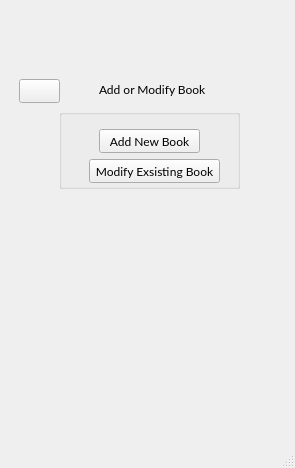
bern023/Library-system, file Library-system-2/mainwindow.ui: the form before one commit.
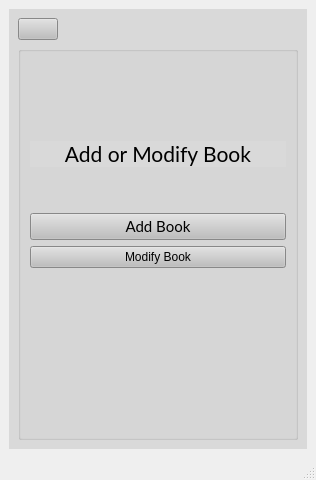
The form after the commit. The open tabs and pages were chosen to show the change. Icons and pictures are not drawn.

What changed in the file:
```diff
--- a/Library-system-2/mainwindow.ui
+++ b/Library-system-2/mainwindow.ui
@@ -6,8 +6,8 @@
    <rect>
     <x>0</x>
     <y>0</y>
-    <width>295</width>
-    <height>468</height>
+    <width>316</width>
+    <height>480</height>
    </rect>
   </property>
   <property name="font">
@@ -22,6 +22,19 @@
    <layout class="QHBoxLayout" name="horizontalLayout_3">
     <item>
      <widget class="QStackedWidget" name="stackedWidget">
+      <property name="font">
+       <font>
+        <family>Lato</family>
+        <pointsize>11</pointsize>
+        <italic>false</italic>
+        <bold>false</bold>
+       </font>
+      </property>
+      <property name="styleSheet">
+       <string notr="true">font: 11pt &quot;Lato&quot;;
+color: rgb(0, 0, 0);
+background-color: rgb(217, 217, 217);</string>
+      </property>
       <property name="currentIndex">
        <number>3</number>
       </property>
@@ -441,74 +454,649 @@
        </layout>
       </widget>
       <widget class="QWidget" name="page_4">
-       <widget class="QGroupBox" name="groupBox_4">
-        <property name="geometry">
-         <rect>
-          <x>50</x>
-          <y>100</y>
-          <width>181</width>
-          <height>80</height>
-         </rect>
-        </property>
-        <property name="title">
-         <string/>
-        </property>
-        <widget class="QPushButton" name="pushButton_6">
-         <property name="geometry">
-          <rect>
-           <x>40</x>
-           <y>20</y>
-           <width>101</width>
-           <height>24</height>
-          </rect>
-         </property>
-         <property name="text">
-          <string>Add New Book</string>
-         </property>
-        </widget>
-        <widget class="QPushButton" name="pushButton_7">
-         <property name="geometry">
-          <rect>
-           <x>30</x>
-           <y>50</y>
-           <width>131</width>
-           <height>24</height>
-          </rect>
-         </property>
-         <property name="text">
-          <string>Modify Exsisting Book</string>
-         </property>
-        </widget>
-       </widget>
-       <widget class="QLabel" name="label_9">
-        <property name="geometry">
-         <rect>
-          <x>90</x>
-          <y>60</y>
-          <width>111</width>
-          <height>41</height>
-         </rect>
-        </property>
-        <property name="text">
-         <string>Add or Modify Book</string>
-        </property>
-       </widget>
-       <widget class="QPushButton" name="pushButton_bckadminMan">
-        <property name="geometry">
-         <rect>
-          <x>10</x>
-          <y>70</y>
-          <width>41</width>
-          <height>24</height>
-         </rect>
-        </property>
-        <property name="styleSheet">
-         <string notr="true">image: url(:/new/icons/icons/10261335_back_player_multimedia_icon.png);</string>
-        </property>
-        <property name="text">
-         <string/>
-        </property>
-       </widget>
+       <layout class="QVBoxLayout" name="verticalLayout_11">
+        <item>
+         <layout class="QHBoxLayout" name="horizontalLayout_4">
+          <item>
+           <widget class="QPushButton" name="pushButton_bckadminMan">
+            <property name="styleSheet">
+             <string notr="true">image: url(:/new/icons/icons/10261335_back_player_multimedia_icon.png);
+background-color: rgb(190, 190, 190);</string>
+            </property>
+            <property name="text">
+             <string/>
+            </property>
+           </widget>
+          </item>
+          <item>
+           <spacer name="horizontalSpacer_4">
+            <property name="orientation">
+             <enum>Qt::Horizontal</enum>
+            </property>
+            <property name="sizeHint" stdset="0">
+             <size>
+              <width>40</width>
+              <height>20</height>
+             </size>
+            </property>
+           </spacer>
+          </item>
+          <item>
+           <spacer name="horizontalSpacer_3">
+            <property name="orientation">
+             <enum>Qt::Horizontal</enum>
+            </property>
+            <property name="sizeHint" stdset="0">
+             <size>
+              <width>40</width>
+              <height>20</height>
+             </size>
+            </property>
+           </spacer>
+          </item>
+         </layout>
+        </item>
+        <item>
+         <widget class="QGroupBox" name="groupBox_4">
+          <property name="styleSheet">
+           <string notr="true">background-color: rgb(217, 217, 217);</string>
+          </property>
+          <property name="title">
+           <string/>
+          </property>
+          <property name="alignment">
+           <set>Qt::AlignCenter</set>
+          </property>
+          <layout class="QVBoxLayout" name="verticalLayout_10">
+           <item>
+            <spacer name="verticalSpacer_18">
+             <property name="orientation">
+              <enum>Qt::Vertical</enum>
+             </property>
+             <property name="sizeHint" stdset="0">
+              <size>
+               <width>20</width>
+               <height>40</height>
+              </size>
+             </property>
+            </spacer>
+           </item>
+           <item>
+            <widget class="QLabel" name="label_9">
+             <property name="font">
+              <font>
+               <family>Lato</family>
+               <pointsize>16</pointsize>
+               <italic>false</italic>
+               <bold>false</bold>
+              </font>
+             </property>
+             <property name="styleSheet">
+              <string notr="true">color: rgb(0, 0, 0);
+font: 16pt &quot;Lato&quot;;</string>
+             </property>
+             <property name="text">
+              <string>Add or Modify Book</string>
+             </property>
+             <property name="alignment">
+              <set>Qt::AlignCenter</set>
+             </property>
+            </widget>
+           </item>
+           <item>
+            <spacer name="verticalSpacer_14">
+             <property name="orientation">
+              <enum>Qt::Vertical</enum>
+             </property>
+             <property name="sizeType">
+              <enum>QSizePolicy::Minimum</enum>
+             </property>
+             <property name="sizeHint" stdset="0">
+              <size>
+               <width>20</width>
+               <height>40</height>
+              </size>
+             </property>
+            </spacer>
+           </item>
+           <item>
+            <widget class="QPushButton" name="pushbutton_admin_a_book">
+             <property name="palette">
+              <palette>
+               <active>
+                <colorrole role="WindowText">
+                 <brush brushstyle="SolidPattern">
+                  <color alpha="255">
+                   <red>0</red>
+                   <green>0</green>
+                   <blue>0</blue>
+                  </color>
+                 </brush>
+                </colorrole>
+                <colorrole role="Button">
+                 <brush brushstyle="SolidPattern">
+                  <color alpha="255">
+                   <red>190</red>
+                   <green>190</green>
+                   <blue>190</blue>
+                  </color>
+                 </brush>
+                </colorrole>
+                <colorrole role="Text">
+                 <brush brushstyle="SolidPattern">
+                  <color alpha="255">
+                   <red>0</red>
+                   <green>0</green>
+                   <blue>0</blue>
+                  </color>
+                 </brush>
+                </colorrole>
+                <colorrole role="ButtonText">
+                 <brush brushstyle="SolidPattern">
+                  <color alpha="255">
+                   <red>0</red>
+                   <green>0</green>
+                   <blue>0</blue>
+                  </color>
+                 </brush>
+                </colorrole>
+                <colorrole role="Base">
+                 <brush brushstyle="SolidPattern">
+                  <color alpha="255">
+                   <red>190</red>
+                   <green>190</green>
+                   <blue>190</blue>
+                  </color>
+                 </brush>
+                </colorrole>
+                <colorrole role="Window">
+                 <brush brushstyle="SolidPattern">
+                  <color alpha="255">
+                   <red>190</red>
+                   <green>190</green>
+                   <blue>190</blue>
+                  </color>
+                 </brush>
+                </colorrole>
+                <colorrole role="PlaceholderText">
+                 <brush brushstyle="SolidPattern">
+                  <color alpha="128">
+                   <red>0</red>
+                   <green>0</green>
+                   <blue>0</blue>
+                  </color>
+                 </brush>
+                </colorrole>
+               </active>
+               <inactive>
+                <colorrole role="WindowText">
+                 <brush brushstyle="SolidPattern">
+                  <color alpha="255">
+                   <red>0</red>
+                   <green>0</green>
+                   <blue>0</blue>
+                  </color>
+                 </brush>
+                </colorrole>
+                <colorrole role="Button">
+                 <brush brushstyle="SolidPattern">
+                  <color alpha="255">
+                   <red>190</red>
+                   <green>190</green>
+                   <blue>190</blue>
+                  </color>
+                 </brush>
+                </colorrole>
+                <colorrole role="Text">
+                 <brush brushstyle="SolidPattern">
+                  <color alpha="255">
+                   <red>0</red>
+                   <green>0</green>
+                   <blue>0</blue>
+                  </color>
+                 </brush>
+                </colorrole>
+                <colorrole role="ButtonText">
+                 <brush brushstyle="SolidPattern">
+                  <color alpha="255">
+                   <red>0</red>
+                   <green>0</green>
+                   <blue>0</blue>
+                  </color>
+                 </brush>
+                </colorrole>
+                <colorrole role="Base">
+                 <brush brushstyle="SolidPattern">
+                  <color alpha="255">
+                   <red>190</red>
+                   <green>190</green>
+                   <blue>190</blue>
+                  </color>
+                 </brush>
+                </colorrole>
+                <colorrole role="Window">
+                 <brush brushstyle="SolidPattern">
+                  <color alpha="255">
+                   <red>190</red>
+                   <green>190</green>
+                   <blue>190</blue>
+                  </color>
+                 </brush>
+                </colorrole>
+                <colorrole role="PlaceholderText">
+                 <brush brushstyle="SolidPattern">
+                  <color alpha="128">
+                   <red>0</red>
+                   <green>0</green>
+                   <blue>0</blue>
+                  </color>
+                 </brush>
+                </colorrole>
+               </inactive>
+               <disabled>
+                <colorrole role="WindowText">
+                 <brush brushstyle="SolidPattern">
+                  <color alpha="255">
+                   <red>0</red>
+                   <green>0</green>
+                   <blue>0</blue>
+                  </color>
+                 </brush>
+                </colorrole>
+                <colorrole role="Button">
+                 <brush brushstyle="SolidPattern">
+                  <color alpha="255">
+                   <red>190</red>
+                   <green>190</green>
+                   <blue>190</blue>
+                  </color>
+                 </brush>
+                </colorrole>
+                <colorrole role="Text">
+                 <brush brushstyle="SolidPattern">
+                  <color alpha="255">
+                   <red>0</red>
+                   <green>0</green>
+                   <blue>0</blue>
+                  </color>
+                 </brush>
+                </colorrole>
+                <colorrole role="ButtonText">
+                 <brush brushstyle="SolidPattern">
+                  <color alpha="255">
+                   <red>0</red>
+                   <green>0</green>
+                   <blue>0</blue>
+                  </color>
+                 </brush>
+                </colorrole>
+                <colorrole role="Base">
+                 <brush brushstyle="SolidPattern">
+                  <color alpha="255">
+                   <red>190</red>
+                   <green>190</green>
+                   <blue>190</blue>
+                  </color>
+                 </brush>
+                </colorrole>
+                <colorrole role="Window">
+                 <brush brushstyle="SolidPattern">
+                  <color alpha="255">
+                   <red>190</red>
+                   <green>190</green>
+                   <blue>190</blue>
+                  </color>
+                 </brush>
+                </colorrole>
+                <colorrole role="PlaceholderText">
+                 <brush brushstyle="SolidPattern">
+                  <color alpha="128">
+                   <red>0</red>
+                   <green>0</green>
+                   <blue>0</blue>
+                  </color>
+                 </brush>
+                </colorrole>
+               </disabled>
+              </palette>
+             </property>
+             <property name="font">
+              <font>
+               <family>Lato</family>
+               <pointsize>11</pointsize>
+               <italic>false</italic>
+               <bold>false</bold>
+              </font>
+             </property>
+             <property name="styleSheet">
+              <string notr="true">background-color: rgb(190, 190, 190);
+color: rgb(0, 0, 0);</string>
+             </property>
+             <property name="text">
+              <string>Add Book</string>
+             </property>
+            </widget>
+           </item>
+           <item>
+            <widget class="QPushButton" name="pushbutton_admin_m_book">
+             <property name="styleSheet">
+              <string notr="true">background-color: rgb(190, 190, 190);
+color: rgb(0, 0, 0);</string>
+             </property>
+             <property name="text">
+              <string>Modify Book</string>
+             </property>
+            </widget>
+           </item>
+           <item>
+            <spacer name="verticalSpacer_13">
+             <property name="orientation">
+              <enum>Qt::Vertical</enum>
+             </property>
+             <property name="sizeHint" stdset="0">
+              <size>
+               <width>20</width>
+               <height>40</height>
+              </size>
+             </property>
+            </spacer>
+           </item>
+           <item>
+            <spacer name="verticalSpacer_16">
+             <property name="orientation">
+              <enum>Qt::Vertical</enum>
+             </property>
+             <property name="sizeHint" stdset="0">
+              <size>
+               <width>20</width>
+               <height>40</height>
+              </size>
+             </property>
+            </spacer>
+           </item>
+          </layout>
+         </widget>
+        </item>
+       </layout>
+      </widget>
+      <widget class="QWidget" name="page_5">
+       <layout class="QVBoxLayout" name="verticalLayout_13">
+        <item>
+         <layout class="QHBoxLayout" name="horizontalLayout_5">
+          <item>
+           <widget class="QPushButton" name="pushButton_3">
+            <property name="styleSheet">
+             <string notr="true">image: url(:/new/icons/icons/10261335_back_player_multimedia_icon.png);
+background-color: rgb(190, 190, 190);</string>
+            </property>
+            <property name="text">
+             <string/>
+            </property>
+           </widget>
+          </item>
+          <item>
+           <spacer name="horizontalSpacer_5">
+            <property name="orientation">
+             <enum>Qt::Horizontal</enum>
+            </property>
+            <property name="sizeHint" stdset="0">
+             <size>
+              <width>40</width>
+              <height>20</height>
+             </size>
+            </property>
+           </spacer>
+          </item>
+         </layout>
+        </item>
+        <item>
+         <widget class="QGroupBox" name="groupBox_5">
+          <property name="title">
+           <string/>
+          </property>
+          <property name="alignment">
+           <set>Qt::AlignCenter</set>
+          </property>
+          <layout class="QVBoxLayout" name="verticalLayout_12">
+           <item>
+            <spacer name="verticalSpacer_20">
+             <property name="orientation">
+              <enum>Qt::Vertical</enum>
+             </property>
+             <property name="sizeType">
+              <enum>QSizePolicy::Minimum</enum>
+             </property>
+             <property name="sizeHint" stdset="0">
+              <size>
+               <width>20</width>
+               <height>40</height>
+              </size>
+             </property>
+            </spacer>
+           </item>
+           <item>
+            <widget class="QLabel" name="label_10">
+             <property name="styleSheet">
+              <string notr="true">font: 16pt &quot;Lato&quot;;</string>
+             </property>
+             <property name="text">
+              <string>Add or Modify User</string>
+             </property>
+             <property name="alignment">
+              <set>Qt::AlignCenter</set>
+             </property>
+            </widget>
+           </item>
+           <item>
+            <spacer name="verticalSpacer_17">
+             <property name="orientation">
+              <enum>Qt::Vertical</enum>
+             </property>
+             <property name="sizeType">
+              <enum>QSizePolicy::Minimum</enum>
+             </property>
+             <property name="sizeHint" stdset="0">
+              <size>
+               <width>20</width>
+               <height>40</height>
+              </size>
+             </property>
+            </spacer>
+           </item>
+           <item>
+            <widget class="QPushButton" name="pushButton_new_user">
+             <property name="styleSheet">
+              <string notr="true">background-color: rgb(190, 190, 190);</string>
+             </property>
+             <property name="text">
+              <string>Add New User</string>
+             </property>
+            </widget>
+           </item>
+           <item>
+            <widget class="QPushButton" name="pushButton_modify_user">
+             <property name="styleSheet">
+              <string notr="true">background-color: rgb(190, 190, 190);</string>
+             </property>
+             <property name="text">
+              <string>Modify Exsisting User</string>
+             </property>
+            </widget>
+           </item>
+           <item>
+            <spacer name="verticalSpacer_21">
+             <property name="orientation">
+              <enum>Qt::Vertical</enum>
+             </property>
+             <property name="sizeHint" stdset="0">
+              <size>
+               <width>20</width>
+               <height>40</height>
+              </size>
+             </property>
+            </spacer>
+           </item>
+           <item>
+            <spacer name="verticalSpacer_19">
+             <property name="orientation">
+              <enum>Qt::Vertical</enum>
+             </property>
+             <property name="sizeType">
+              <enum>QSizePolicy::Maximum</enum>
+             </property>
+             <property name="sizeHint" stdset="0">
+              <size>
+               <width>20</width>
+               <height>76</height>
+              </size>
+             </property>
+            </spacer>
+           </item>
+          </layout>
+         </widget>
+        </item>
+       </layout>
+      </widget>
+      <widget class="QWidget" name="page_6">
+       <layout class="QVBoxLayout" name="verticalLayout_15">
+        <item>
+         <layout class="QHBoxLayout" name="horizontalLayout_6">
+          <item>
+           <widget class="QPushButton" name="pushButton">
+            <property name="styleSheet">
+             <string notr="true">image: url(:/new/icons/icons/10261335_back_player_multimedia_icon.png);
+background-color: rgb(190, 190, 190);</string>
+            </property>
+            <property name="text">
+             <string/>
+            </property>
+           </widget>
+          </item>
+          <item>
+           <spacer name="horizontalSpacer_6">
+            <property name="orientation">
+             <enum>Qt::Horizontal</enum>
+            </property>
+            <property name="sizeHint" stdset="0">
+             <size>
+              <width>40</width>
+              <height>20</height>
+             </size>
+            </property>
+           </spacer>
+          </item>
+         </layout>
+        </item>
+        <item>
+         <widget class="QGroupBox" name="groupBox_6">
+          <property name="title">
+           <string/>
+          </property>
+          <layout class="QVBoxLayout" name="verticalLayout_14">
+           <item>
+            <spacer name="verticalSpacer_24">
+             <property name="orientation">
+              <enum>Qt::Vertical</enum>
+             </property>
+             <property name="sizeHint" stdset="0">
+              <size>
+               <width>20</width>
+               <height>40</height>
+              </size>
+             </property>
+            </spacer>
+           </item>
+           <item>
+            <widget class="QLabel" name="label_11">
+             <property name="styleSheet">
+              <string notr="true">font: 16pt &quot;Lato&quot;;</string>
+             </property>
+             <property name="text">
+              <string>Add New User</string>
+             </property>
+             <property name="alignment">
+              <set>Qt::AlignCenter</set>
+             </property>
+            </widget>
+           </item>
+           <item>
+            <spacer name="verticalSpacer_25">
+             <property name="orientation">
+              <enum>Qt::Vertical</enum>
+             </property>
+             <property name="sizeHint" stdset="0">
+              <size>
+               <width>20</width>
+               <height>40</height>
+              </size>
+             </property>
+            </spacer>
+           </item>
+           <item>
+            <widget class="QLabel" name="label_12">
+             <property name="text">
+              <string>Username</string>
+             </property>
+            </widget>
+           </item>
+           <item>
+            <widget class="QLineEdit" name="lineEdit">
+             <property name="styleSheet">
+              <string notr="true">background-color: rgb(254, 254, 254);</string>
+             </property>
+             <property name="text">
+              <string/>
+             </property>
+            </widget>
+           </item>
+           <item>
+            <widget class="QLabel" name="label_13">
+             <property name="text">
+              <string>Password</string>
+             </property>
+            </widget>
+           </item>
+           <item>
+            <widget class="QLineEdit" name="lineEdit_2">
+             <property name="styleSheet">
+              <string notr="true">background-color: rgb(254, 254, 254);</string>
+             </property>
+             <property name="text">
+              <string/>
+             </property>
+            </widget>
+           </item>
+           <item>
+            <widget class="QLabel" name="label_14">
+             <property name="text">
+              <string>Address</string>
+             </property>
+            </widget>
+           </item>
+           <item>
+            <widget class="QLineEdit" name="lineEdit_3">
+             <property name="styleSheet">
+              <string notr="true">background-color: rgb(254, 254, 254);</string>
+             </property>
+            </widget>
+           </item>
+           <item>
+            <spacer name="verticalSpacer_23">
+             <property name="orientation">
+              <enum>Qt::Vertical</enum>
+             </property>
+             <property name="sizeHint" stdset="0">
+              <size>
+               <width>20</width>
+               <height>40</height>
+              </size>
+             </property>
+            </spacer>
+           </item>
+          </layout>
+         </widget>
+        </item>
+       </layout>
       </widget>
      </widget>
     </item>
```
Left out of the diff: 87 changed lines with no effect on the pictures.
